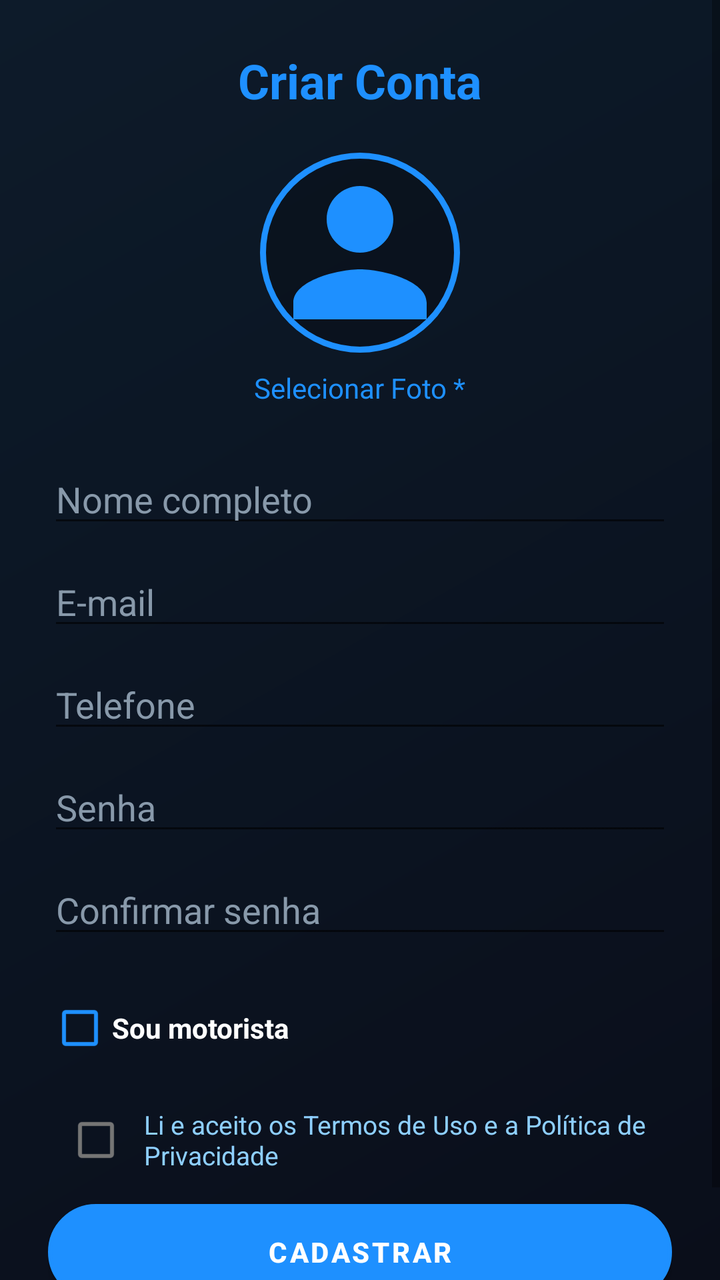
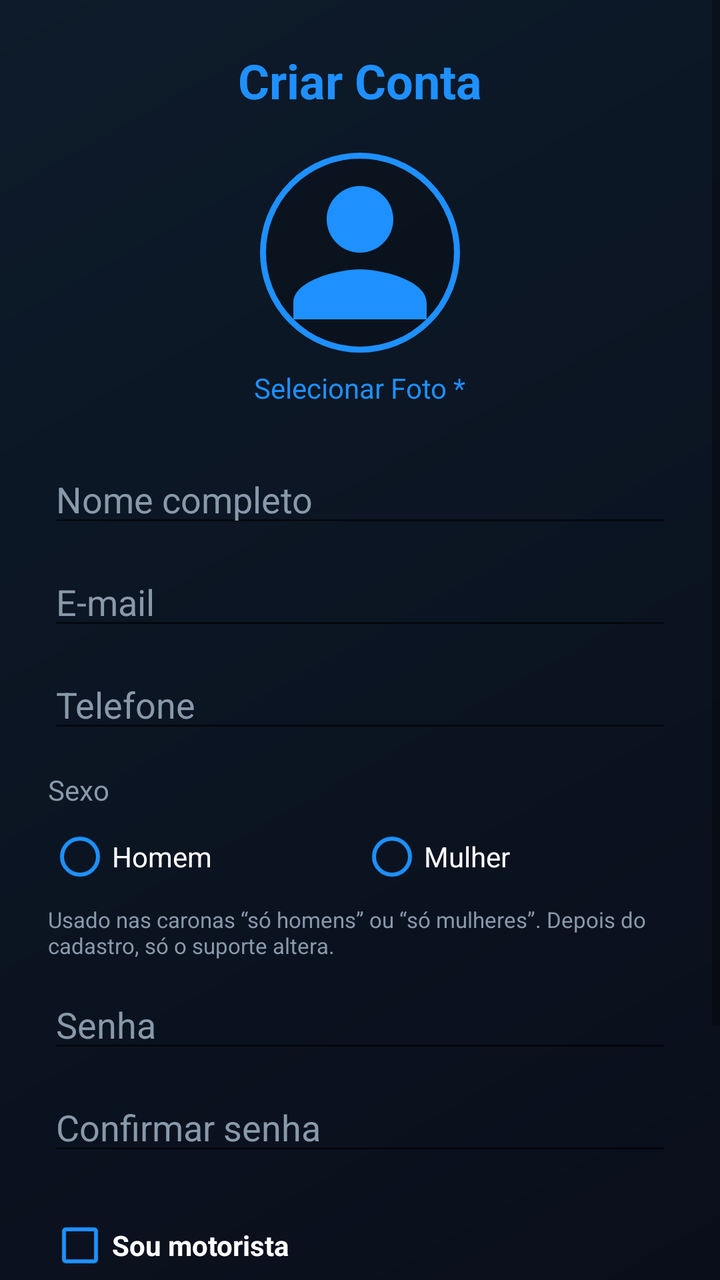

Before-and-after screenshots of an Android layout around one commit, followed by the original layout XML and the change that was made.
<!-- AndroidManifest.xml: application theme Theme.Caronas -->
<!-- res/layout/activity_cadastro_caronas.xml -->
<?xml version="1.0" encoding="utf-8"?>
<ScrollView xmlns:android="http://schemas.android.com/apk/res/android"
    android:id="@+id/scrollRoot"
    android:layout_width="match_parent"
    android:layout_height="match_parent"
    android:clipToPadding="false"
    android:background="@drawable/bg_fundo_caronas">

    <LinearLayout
        android:layout_width="match_parent"
        android:layout_height="wrap_content"
        android:orientation="vertical"
        android:padding="24dp">

        <TextView
            android:layout_width="wrap_content"
            android:layout_height="wrap_content"
            android:text="@string/cadastro_titulo"
            android:textColor="#1E90FF"
            android:textSize="24sp"
            android:textStyle="bold"
            android:layout_gravity="center"
            android:layout_marginBottom="20dp" />

        <ImageView
            android:contentDescription="@string/cd_foto_perfil"
            android:id="@+id/ivFotoPerfil"
            android:layout_width="100dp"
            android:layout_height="100dp"
            android:layout_gravity="center"
            android:src="@drawable/ic_person_default"
            android:scaleType="centerCrop"
            android:background="@drawable/borda_circular_azul" />

        <TextView
            android:id="@+id/tvSelecionarFoto"
            android:layout_width="wrap_content"
            android:layout_height="wrap_content"
            android:layout_gravity="center"
            android:text="@string/cadastro_selecionar_foto"
            android:textColor="#1E90FF"
            android:padding="8dp"
            android:clickable="true"
            android:focusable="true"
            android:layout_marginBottom="16dp" />

        <EditText
            android:id="@+id/etNomeCompleto"
            android:layout_width="match_parent"
            android:layout_height="wrap_content"
            android:hint="@string/cadastro_nome_completo"
            android:textColor="#FFFFFF"
            android:textColorHint="#8899AA"
            android:inputType="textPersonName"
            android:layout_marginBottom="10dp" />

        <EditText
            android:id="@+id/etEmail"
            android:layout_width="match_parent"
            android:layout_height="wrap_content"
            android:hint="@string/cadastro_email"
            android:textColor="#FFFFFF"
            android:textColorHint="#8899AA"
            android:inputType="textEmailAddress"
            android:layout_marginBottom="10dp" />

        <EditText
            android:id="@+id/etTelefone"
            android:layout_width="match_parent"
            android:layout_height="wrap_content"
            android:hint="@string/cadastro_telefone"
            android:textColor="#FFFFFF"
            android:textColorHint="#8899AA"
            android:inputType="phone"
            android:layout_marginBottom="10dp" />

        <EditText
            android:id="@+id/etSenha"
            android:layout_width="match_parent"
            android:layout_height="wrap_content"
            android:hint="@string/cadastro_senha"
            android:textColor="#FFFFFF"
            android:textColorHint="#8899AA"
            android:inputType="textPassword"
            android:layout_marginBottom="10dp" />

        <EditText
            android:id="@+id/etConfirmarSenha"
            android:layout_width="match_parent"
            android:layout_height="wrap_content"
            android:hint="@string/cadastro_confirmar_senha"
            android:textColor="#FFFFFF"
            android:textColorHint="#8899AA"
            android:inputType="textPassword"
            android:layout_marginBottom="16dp" />

        <CheckBox
            android:id="@+id/cbSouMotorista"
            android:layout_width="wrap_content"
            android:layout_height="wrap_content"
            android:text="@string/cadastro_sou_motorista"
            android:textColor="#FFFFFF"
            android:textStyle="bold"
            android:buttonTint="#1E90FF"
            android:layout_marginBottom="8dp" />

        <LinearLayout
            android:id="@+id/layoutVeiculo"
            android:layout_width="match_parent"
            android:layout_height="wrap_content"
            android:orientation="vertical"
            android:visibility="gone"
            android:background="#141E2A"
            android:padding="12dp"
            android:layout_marginBottom="16dp">

            <TextView
                android:layout_width="wrap_content"
                android:layout_height="wrap_content"
                android:text="@string/cadastro_veiculo_titulo"
                android:textColor="#1E90FF"
                android:textStyle="bold"
                android:layout_marginBottom="8dp" />

            
            <EditText
                android:id="@+id/etCpf"
                android:layout_width="match_parent"
                android:layout_height="wrap_content"
                android:hint="@string/cadastro_cpf"
                android:textColor="#FFFFFF"
                android:textColorHint="#8899AA"
                android:inputType="number"
                android:digits="0123456789.-"
                android:maxLength="14"
                android:layout_marginBottom="4dp" />

            <TextView
                android:layout_width="match_parent"
                android:layout_height="wrap_content"
                android:text="@string/cadastro_cpf_aviso"
                android:textColor="#8899AA"
                android:textSize="11sp"
                android:layout_marginBottom="8dp" />

            <EditText
                android:id="@+id/etVeiculoModelo"
                android:layout_width="match_parent"
                android:layout_height="wrap_content"
                android:hint="@string/cadastro_veiculo_modelo"
                android:textColor="#FFFFFF"
                android:textColorHint="#8899AA"
                android:layout_marginBottom="8dp" />

            <EditText
                android:id="@+id/etVeiculoMarca"
                android:layout_width="match_parent"
                android:layout_height="wrap_content"
                android:hint="@string/cadastro_veiculo_marca"
                android:textColor="#FFFFFF"
                android:textColorHint="#8899AA"
                android:layout_marginBottom="8dp" />

            <EditText
                android:id="@+id/etVeiculoCor"
                android:layout_width="match_parent"
                android:layout_height="wrap_content"
                android:hint="@string/cadastro_veiculo_cor"
                android:textColor="#FFFFFF"
                android:textColorHint="#8899AA"
                android:layout_marginBottom="8dp" />

            <EditText
                android:id="@+id/etVeiculoPlaca"
                android:layout_width="match_parent"
                android:layout_height="wrap_content"
                android:hint="@string/cadastro_veiculo_placa"
                android:textColor="#FFFFFF"
                android:textColorHint="#8899AA" />

        </LinearLayout>

        
        <LinearLayout
            android:layout_width="match_parent"
            android:layout_height="wrap_content"
            android:orientation="horizontal"
            android:gravity="center_vertical"
            android:layout_marginBottom="8dp">

            <CheckBox
                android:id="@+id/cbAceitarTermos"
                android:layout_width="wrap_content"
                android:layout_height="wrap_content" />

            <TextView
                android:id="@+id/tvAceitarTermos"
                android:layout_width="0dp"
                android:layout_height="wrap_content"
                android:layout_weight="1"
                android:text="@string/cadastro_aceitar_termos"
                android:textColor="#8ECFFF"
                android:textSize="13sp" />

        </LinearLayout>

        <Button
            android:id="@+id/btnCadastrar"
            android:layout_width="match_parent"
            android:layout_height="wrap_content"
            android:text="@string/cadastro_botao_cadastrar"
            android:textColor="#FFFFFF"
            android:textStyle="bold"
            android:background="@drawable/botao_azul_neon"
            android:layout_marginBottom="16dp" />

        <ProgressBar
            android:id="@+id/progressBar"
            android:layout_width="wrap_content"
            android:layout_height="wrap_content"
            android:layout_gravity="center"
            android:visibility="gone" />

    </LinearLayout>
</ScrollView>
<!-- resources referenced by this layout -->
<resources>
  <!-- drawable bg_fundo_caronas (drawable) -->
  <?xml version="1.0" encoding="utf-8"?>
  <shape xmlns:android="http://schemas.android.com/apk/res/android">
      <gradient
          android:startColor="#0A0E1A"
          android:endColor="#0D1B2A"
          android:angle="135" />
  </shape>
  <!-- drawable borda_circular_azul (drawable) -->
  <?xml version="1.0" encoding="utf-8"?>
  <shape xmlns:android="http://schemas.android.com/apk/res/android"
      android:shape="oval">
      <stroke
          android:width="3dp"
          android:color="#1E90FF" />
      <solid android:color="#33000000" />
  </shape>
  <!-- drawable botao_azul_neon (drawable) -->
  <?xml version="1.0" encoding="utf-8"?>
  <shape xmlns:android="http://schemas.android.com/apk/res/android">
      <solid android:color="#1E90FF" />
      <corners android:radius="25dp" />
      <stroke android:width="2dp" android:color="#66C7FF" />
      <padding android:left="16dp" android:right="16dp" android:top="12dp" android:bottom="12dp" />
  </shape>
  <!-- drawable ic_person_default (drawable) -->
  <?xml version="1.0" encoding="utf-8"?>
  <vector xmlns:android="http://schemas.android.com/apk/res/android"
      android:width="80dp"
      android:height="80dp"
      android:viewportWidth="24"
      android:viewportHeight="24">
      <path
          android:fillColor="#1E90FF"
          android:pathData="M12,12c2.21,0 4,-1.79 4,-4s-1.79,-4 -4,-4 -4,1.79 -4,4 1.79,4 4,4zM12,14c-2.67,0 -8,1.34 -8,4v2h16v-2c0,-2.66 -5.33,-4 -8,-4z"/>
  </vector>
  <string name="cadastro_aceitar_termos">Li e aceito os Termos de Uso e a Política de Privacidade</string>
  <string name="cadastro_botao_cadastrar">Cadastrar</string>
  <string name="cadastro_confirmar_senha">Confirmar senha</string>
  <string name="cadastro_cpf">CPF</string>
  <string name="cadastro_cpf_aviso">Obrigatório para motorista. Fica vinculado ao seu cadastro (nome, CPF, e-mail e telefone) e não pode ser usado em outra conta.</string>
  <string name="cadastro_email">E-mail</string>
  <string name="cadastro_nome_completo">Nome completo</string>
  <string name="cadastro_selecionar_foto">Selecionar Foto *</string>
  <string name="cadastro_senha">Senha</string>
  <string name="cadastro_sou_motorista">Sou motorista</string>
  <string name="cadastro_telefone">Telefone</string>
  <string name="cadastro_titulo">Criar Conta</string>
  <string name="cadastro_veiculo_cor">Cor</string>
  <string name="cadastro_veiculo_marca">Marca</string>
  <string name="cadastro_veiculo_modelo">Modelo do veículo</string>
  <string name="cadastro_veiculo_placa">Placa</string>
  <string name="cadastro_veiculo_titulo">Dados do motorista</string>
  <string name="cd_foto_perfil">Foto de perfil</string>
  <style name="Theme.Caronas" parent="Theme.MaterialComponents.DayNight.NoActionBar">
          <item name="colorPrimary">@color/azul_neon</item>
          <item name="colorPrimaryVariant">@color/azul_neon_escuro</item>
          <item name="colorOnPrimary">@color/white</item>
          <item name="colorSecondary">@color/azul_neon</item>
          <item name="colorSecondaryVariant">@color/azul_neon_escuro</item>
          <item name="colorOnSecondary">@color/white</item>
          <item name="android:statusBarColor">@color/fundo_escuro</item>
          <item name="android:windowBackground">@color/fundo_escuro</item>
      </style>
  <color name="azul_neon">#1E90FF</color>
  <color name="azul_neon_escuro">#0D47A1</color>
  <color name="white">#FFFFFFFF</color>
  <color name="fundo_escuro">#0A0E1A</color>
</resources>

<!-- the commit's change to res/layout/activity_cadastro_caronas.xml (unified diff, before → after) -->
@@ -74,6 +74,47 @@
             android:inputType="phone"
             android:layout_marginBottom="10dp" />
 
+        
+        <TextView
+            android:layout_width="wrap_content"
+            android:layout_height="wrap_content"
+            android:text="@string/sexo_rotulo"
+            android:textColor="#8899AA"
+            android:layout_marginTop="4dp" />
+
+        <RadioGroup
+            android:id="@+id/rgSexoCadastro"
+            android:layout_width="match_parent"
+            android:layout_height="wrap_content"
+            android:orientation="horizontal">
+
+            <RadioButton
+                android:id="@+id/rbSexoHomemCadastro"
+                android:layout_width="0dp"
+                android:layout_weight="1"
+                android:layout_height="wrap_content"
+                android:text="@string/sexo_homem"
+                android:textColor="#FFFFFF"
+                android:buttonTint="#1E90FF" />
+
+            <RadioButton
+                android:id="@+id/rbSexoMulherCadastro"
+                android:layout_width="0dp"
+                android:layout_weight="1"
+                android:layout_height="wrap_content"
+                android:text="@string/sexo_mulher"
+                android:textColor="#FFFFFF"
+                android:buttonTint="#1E90FF" />
+        </RadioGroup>
+
+        <TextView
+            android:layout_width="match_parent"
+            android:layout_height="wrap_content"
+            android:text="@string/cadastro_sexo_aviso"
+            android:textColor="#8899AA"
+            android:textSize="11sp"
+            android:layout_marginBottom="10dp" />
+
         <EditText
             android:id="@+id/etSenha"
             android:layout_width="match_parent"
<!-- resource entries referenced after the edit -->
@@ -45,6 +45,7 @@
   <string name="cadastro_nome_completo">Nome completo</string>
   <string name="cadastro_selecionar_foto">Selecionar Foto *</string>
   <string name="cadastro_senha">Senha</string>
+  <string name="cadastro_sexo_aviso">Usado nas caronas “só homens” ou “só mulheres”. Depois do cadastro, só o suporte altera.</string>
   <string name="cadastro_sou_motorista">Sou motorista</string>
   <string name="cadastro_telefone">Telefone</string>
   <string name="cadastro_titulo">Criar Conta</string>
@@ -54,6 +55,9 @@
   <string name="cadastro_veiculo_placa">Placa</string>
   <string name="cadastro_veiculo_titulo">Dados do motorista</string>
   <string name="cd_foto_perfil">Foto de perfil</string>
+  <string name="sexo_homem">Homem</string>
+  <string name="sexo_mulher">Mulher</string>
+  <string name="sexo_rotulo">Sexo</string>
   <style name="Theme.Caronas" parent="Theme.MaterialComponents.DayNight.NoActionBar">
           <item name="colorPrimary">@color/azul_neon</item>
           <item name="colorPrimaryVariant">@color/azul_neon_escuro</item>
